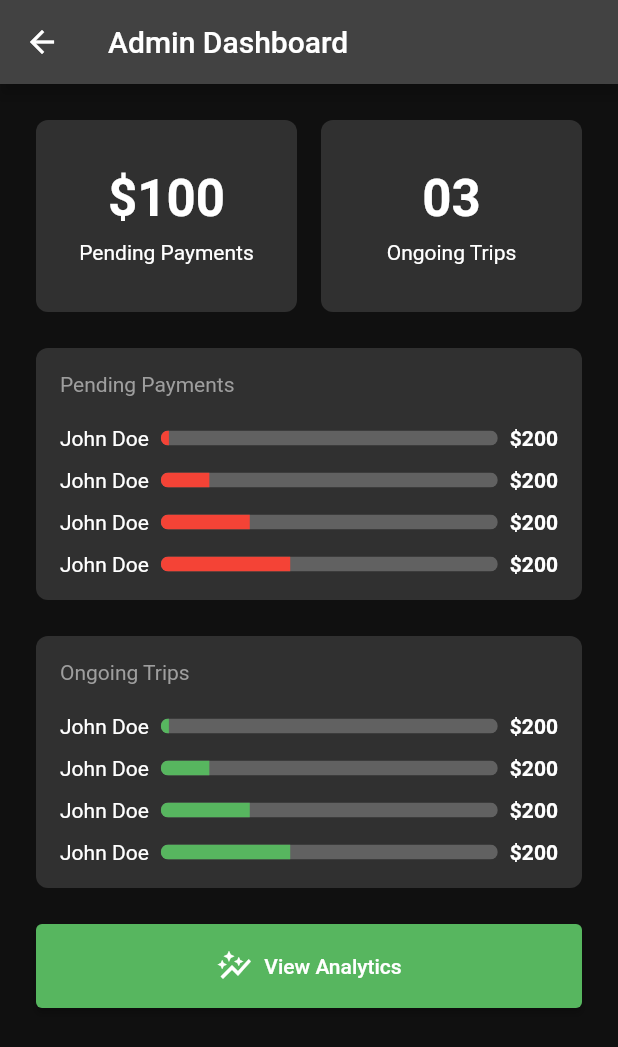
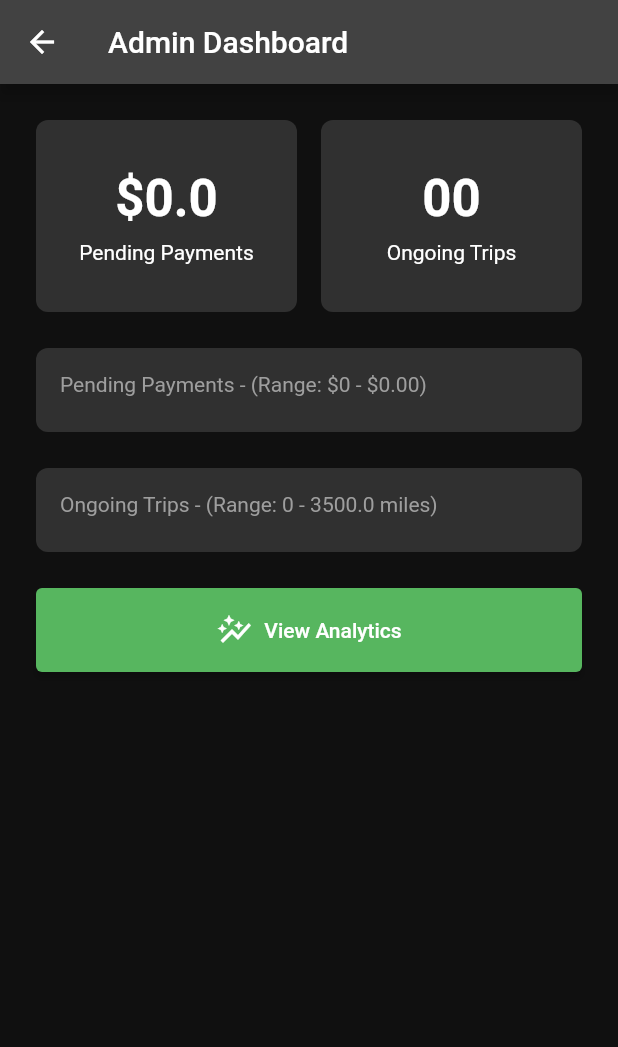
Before and after one commit to Flutternest/hour_tracking_app, a Flutter app: the AdminDashboardPage screen opened by its route, on a phone screen of 412 x 824 dp. Shown: the top 1047 px of the screen. Run offline on Flutter 3.47's test engine with Material 2 defaults, Android fonts, the phone set to English and light mode, and no system bars; our stand-ins replace cloud_firestore, equatable, firebase_auth, firebase_core, flutter_hooks, flutter_svg and 2 more; missing offline and left inert: pausable_timer; accounts and stored records are empty.

Commit message:
feat: admin dashboard integration

```diff
--- a/lib/auth/auth_widget.dart
+++ b/lib/auth/auth_widget.dart
@@ -1,4 +1,5 @@
 import 'package:flutter/material.dart';
+import 'package:flux_mvp/features/admin/dashboard/admin_dashboard.dart';
 import 'package:flux_mvp/features/driver/dashboard/dashboad_page.dart';
 import 'package:flux_mvp/features/welcome_page.dart';
 import 'package:hooks_riverpod/hooks_riverpod.dart';
@@ -19,7 +20,7 @@ class AuthWidget extends HookConsumerWidget {
       case null:
         return const WelcomePage();
       case Configs.adminLoginType:
-        return const DashboardPage();
+        return const AdminDashboardPage();
       case Configs.driverLoginType:
         return const DashboardPage();
       default:
--- a/lib/features/admin/dashboard/admin_dashboard.dart
+++ b/lib/features/admin/dashboard/admin_dashboard.dart
@@ -1,19 +1,31 @@
 import 'package:flutter/material.dart';
+import 'package:flutter_hooks/flutter_hooks.dart';
+import 'package:flux_mvp/core/common_widgets/app_loader.dart';
 import 'package:flux_mvp/core/common_widgets/app_padding.dart';
+import 'package:flux_mvp/core/common_widgets/error_view.dart';
 import 'package:flux_mvp/core/utils/ui_helper.dart';
+import 'package:flux_mvp/features/common/providers/pending_payments_trips_proivder.dart';
+import 'package:hooks_riverpod/hooks_riverpod.dart';
 
 import '../../../core/constants/colors.dart';
+import '../../common/providers/all_ongoing_trips_provider.dart';
 
-class AdminDashboardPage extends StatelessWidget {
+class AdminDashboardPage extends HookConsumerWidget {
   const AdminDashboardPage({super.key});
 
   @override
-  Widget build(BuildContext context) {
+  Widget build(BuildContext context, WidgetRef ref) {
+    final allPendingPaymentsAsync = ref.watch(allPendingPaymentsTripsProvider);
+    final allOngoingTripsCountAsync = ref.watch(allOngoingTripsCountProvider);
+    final allPendingPaymentsCountAsync =
+        ref.watch(allPendingPaymentsTripsCountProvider);
+
     return Scaffold(
       appBar: AppBar(
         title: const Text('Admin Dashboard'),
       ),
       body: SafeArea(
+        child: SingleChildScrollView(
           child: DefaultAppPadding(
             child: Column(
               crossAxisAlignment: CrossAxisAlignment.stretch,
@@ -34,7 +46,9 @@ class AdminDashboardPage extends StatelessWidget {
                           mainAxisSize: MainAxisSize.min,
                           children: [
                             Text(
-                            "\$100",
+                              allPendingPaymentsCountAsync.hasValue
+                                  ? "\$${allPendingPaymentsCountAsync.value.toString()}"
+                                  : "#",
                               style: textTheme(context)
                                   .headlineMedium!
                                   .copyWith(fontWeight: FontWeight.bold),
@@ -59,7 +73,11 @@ class AdminDashboardPage extends StatelessWidget {
                           mainAxisSize: MainAxisSize.min,
                           children: [
                             Text(
-                            "3".padLeft(2, "0"),
+                              allOngoingTripsCountAsync.hasValue
+                                  ? allOngoingTripsCountAsync.value
+                                      .toString()
+                                      .padLeft(2, "0")
+                                  : "#",
                               style: textTheme(context)
                                   .headlineMedium!
                                   .copyWith(fontWeight: FontWeight.bold),
@@ -73,7 +91,16 @@ class AdminDashboardPage extends StatelessWidget {
                   ],
                 ),
                 verticalSpaceMedium,
-              Container(
+                allPendingPaymentsAsync.when(
+                  data: (trips) {
+                    trips.sort((a, b) => b.amount!.compareTo(a.amount!));
+                    double maxAmount = 0.0;
+
+                    if (trips.isNotEmpty) {
+                      maxAmount = trips.first.amount!;
+                    }
+
+                    return Container(
                       padding: const EdgeInsets.all(16.0),
                       decoration: BoxDecoration(
                         color: kOverlayDarkBackground,
@@ -82,96 +109,56 @@ class AdminDashboardPage extends StatelessWidget {
                       child: Column(
                         crossAxisAlignment: CrossAxisAlignment.stretch,
                         children: [
-                    const Text(
-                      "Pending Payments",
-                      style: TextStyle(color: Colors.grey),
+                          Text(
+                            "Pending Payments - (Range: \$0 - \$${maxAmount.toStringAsFixed(2)})",
+                            style: const TextStyle(color: Colors.grey),
                           ),
                           verticalSpaceSmall,
                           Column(
                             crossAxisAlignment: CrossAxisAlignment.stretch,
                             children: List.generate(
-                        4,
-                        (index) => Padding(
+                              trips.length,
+                              (index) {
+                                final trip = trips[index];
+                                return Padding(
                                   padding: const EdgeInsets.only(top: 12.0),
                                   child: Row(
                                     children: [
-                              const Text("John Doe"),
+                                      Text(trip.driverName!),
                                       horizontalSpaceSmall,
                                       Expanded(
                                         child: ClipRRect(
-                                  borderRadius: BorderRadius.circular(50),
+                                          borderRadius:
+                                              BorderRadius.circular(50),
                                           child: LinearProgressIndicator(
                                             minHeight: 10,
                                             color: Colors.red,
-                                    value: (index + .2) * 0.12,
+                                            value: trip.amount! / maxAmount,
                                           ),
                                         ),
                                       ),
                                       horizontalSpaceSmall,
-                              const Text(
-                                "\$200",
-                                style: TextStyle(
+                                      Text(
+                                        "\$${trip.amount!}",
+                                        style: const TextStyle(
                                           fontWeight: FontWeight.w700,
                                         ),
                                       ),
                                     ],
                                   ),
-                        ),
+                                );
+                              },
                             ),
                           ),
                         ],
                       ),
+                    );
+                  },
+                  error: (error, stackTrace) => const ErrorView(),
+                  loading: () => const AppLoader(),
                 ),
                 verticalSpaceMedium,
-              Container(
-                padding: const EdgeInsets.all(16.0),
-                decoration: BoxDecoration(
-                  color: kOverlayDarkBackground,
-                  borderRadius: BorderRadius.circular(8),
-                ),
-                child: Column(
-                  crossAxisAlignment: CrossAxisAlignment.stretch,
-                  children: [
-                    const Text(
-                      "Ongoing Trips",
-                      style: TextStyle(color: Colors.grey),
-                    ),
-                    verticalSpaceSmall,
-                    Column(
-                      crossAxisAlignment: CrossAxisAlignment.stretch,
-                      children: List.generate(
-                        4,
-                        (index) => Padding(
-                          padding: const EdgeInsets.only(top: 12.0),
-                          child: Row(
-                            children: [
-                              const Text("John Doe"),
-                              horizontalSpaceSmall,
-                              Expanded(
-                                child: ClipRRect(
-                                  borderRadius: BorderRadius.circular(50),
-                                  child: LinearProgressIndicator(
-                                    minHeight: 10,
-                                    color: kPrimaryColor,
-                                    value: (index + .2) * 0.12,
-                                  ),
-                                ),
-                              ),
-                              horizontalSpaceSmall,
-                              const Text(
-                                "\$200",
-                                style: TextStyle(
-                                  fontWeight: FontWeight.w700,
-                                ),
-                              ),
-                            ],
-                          ),
-                        ),
-                      ),
-                    ),
-                  ],
-                ),
-              ),
+                const OngoingTripsContainer(),
                 verticalSpaceMedium,
                 ElevatedButton.icon(
                   onPressed: () {},
@@ -182,6 +169,89 @@ class AdminDashboardPage extends StatelessWidget {
             ),
           ),
         ),
+      ),
     );
   }
 }
+
+class OngoingTripsContainer extends HookConsumerWidget {
+  const OngoingTripsContainer({super.key});
+  @override
+  Widget build(BuildContext context, WidgetRef ref) {
+    final allOngoingTripsAsync = ref.watch(allOngoingTripsProvider);
+
+    final aController =
+        useAnimationController(duration: const Duration(seconds: 2))..repeat();
+
+    useListenable(aController);
+
+    return allOngoingTripsAsync.when(
+      data: (trips) {
+        trips.sort((a, b) => b.start!.compareTo(a.start!));
+        double maxMiles = 0.0;
+        maxMiles = 3500;
+
+        return Container(
+          padding: const EdgeInsets.all(16.0),
+          decoration: BoxDecoration(
+            color: kOverlayDarkBackground,
+            borderRadius: BorderRadius.circular(8),
+          ),
+          child: Column(
+            crossAxisAlignment: CrossAxisAlignment.stretch,
+            children: [
+              Text(
+                "Ongoing Trips - (Range: 0 - $maxMiles miles)",
+                style: const TextStyle(color: Colors.grey),
+              ),
+              verticalSpaceSmall,
+              Column(
+                crossAxisAlignment: CrossAxisAlignment.stretch,
+                children: List.generate(
+                  trips.length,
+                  (index) {
+                    final trip = trips[index];
+                    final hours =
+                        ((DateTime.now().difference(trip.start!).inSeconds /
+                            3600));
+
+                    final currentTripMiles = (hours * (74).abs().toDouble());
+
+                    return Padding(
+                      padding: const EdgeInsets.only(top: 12.0),
+                      child: Row(
+                        children: [
+                          Text(trip.driverName!),
+                          horizontalSpaceSmall,
+                          Expanded(
+                            child: ClipRRect(
+                              borderRadius: BorderRadius.circular(50),
+                              child: LinearProgressIndicator(
+                                minHeight: 10,
+                                color: kPrimaryColor,
+                                value: currentTripMiles / maxMiles,
+                              ),
+                            ),
+                          ),
+                          horizontalSpaceSmall,
+                          Text(
+                            "~${currentTripMiles.toStringAsFixed(2)} miles",
+                            style: const TextStyle(
+                              fontWeight: FontWeight.w700,
+                            ),
+                          ),
+                        ],
+                      ),
+                    );
+                  },
+                ),
+              ),
+            ],
+          ),
+        );
+      },
+      error: (error, stackTrace) => const ErrorView(),
+      loading: () => const AppLoader(),
+    );
+  }
+}
--- /dev/null
+++ b/lib/features/common/providers/all_ongoing_trips_provider.dart
@@ -0,0 +1,17 @@
+import 'package:flux_mvp/features/common/providers/trip.dart';
+import 'package:flux_mvp/features/common/repositories/trip_repository.dart';
+import 'package:hooks_riverpod/hooks_riverpod.dart';
+
+final allOngoingTripsProvider = StreamProvider<List<Trip>>((ref) {
+  return ref.read(tripRepositoryProvider).getAllOngoingTripsStream();
+});
+
+final allOngoingTripsCountProvider = StreamProvider<int>((ref) async* {
+  final trips = ref.watch(allOngoingTripsProvider);
+
+  yield trips.when(
+    data: (trips) => trips.length,
+    loading: () => 0,
+    error: (_, __) => 0,
+  );
+});
--- /dev/null
+++ b/lib/features/common/providers/pending_payments_trips_proivder.dart
@@ -0,0 +1,24 @@
+import 'package:flux_mvp/core/extensions/double_extension.dart';
+import 'package:flux_mvp/features/common/providers/trip.dart';
+import 'package:flux_mvp/features/common/repositories/trip_repository.dart';
+import 'package:hooks_riverpod/hooks_riverpod.dart';
+
+final allPendingPaymentsTripsProvider = StreamProvider<List<Trip>>((ref) {
+  return ref.read(tripRepositoryProvider).getAllTripsWithPendingPaymentStream();
+});
+
+final allPendingPaymentsTripsCountProvider =
+    StreamProvider<double>((ref) async* {
+  final trips = ref.watch(allPendingPaymentsTripsProvider);
+  yield trips.when(
+    data: (trips) {
+      double sum = 0.0;
+      for (final t in trips) {
+        sum += t.amount!;
+      }
+      return sum.toPrecision(2);
+    },
+    loading: () => 0.0,
+    error: (_, __) => 0.0,
+  );
+});
--- a/lib/features/common/repositories/trip_repository.dart
+++ b/lib/features/common/repositories/trip_repository.dart
@@ -35,4 +35,10 @@ abstract class TripRepository {
   });
 
   Future<int> lastTripIdUsed();
+
+  Future<List<Trip>> getAllOngoingTrips();
+  Stream<List<Trip>> getAllOngoingTripsStream();
+
+  Future<List<Trip>> getAllTripsWithPendingPayment();
+  Stream<List<Trip>> getAllTripsWithPendingPaymentStream();
 }
```
Also changed, not shown: lib/features/common/repositories/firebase_trip_repository.dart (+50 -0 lines). Lines whose indentation alone changed are shown as unchanged.
